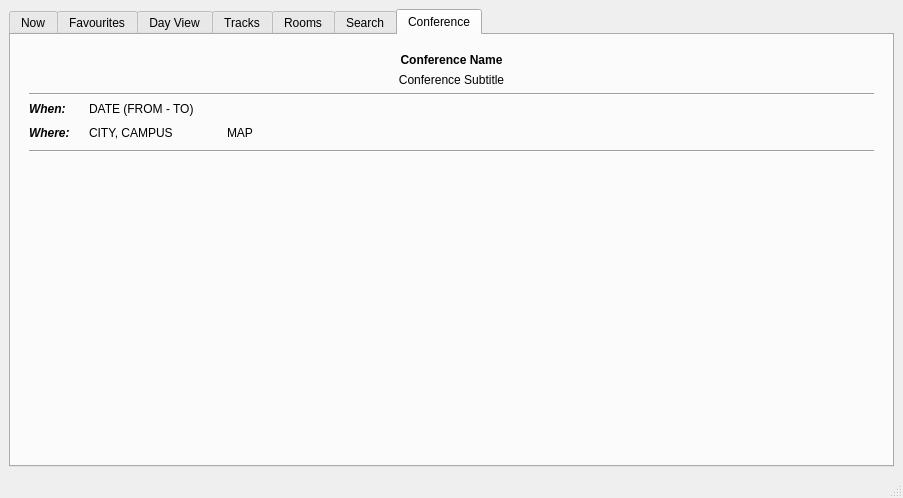
Before: the Qt Designer form src/gui/mainwindow.ui in edulix/confclerk, drawn with Qt 5.
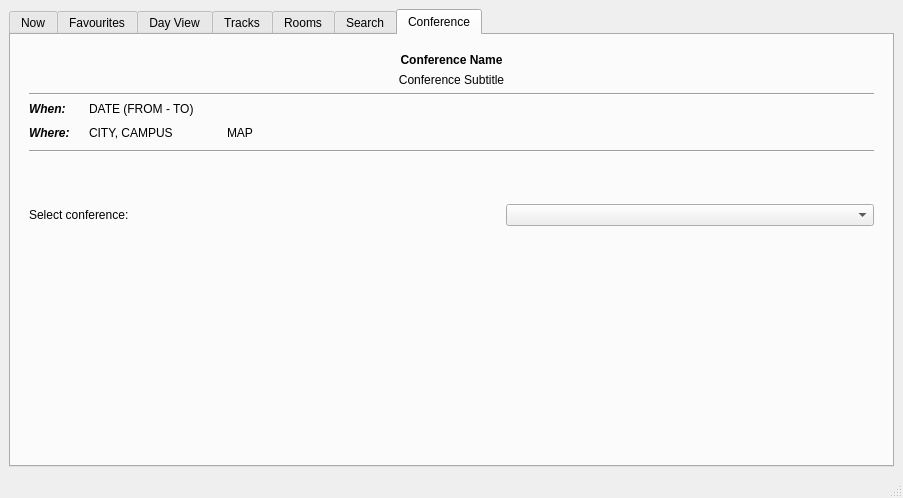
After: the same form once the commit is applied. The open tabs and pages were chosen to show the change. Icons and pictures are not drawn. Custom widgets are drawn as their Qt base class.

Commit message: possible to have multiple conferences in the DB  - possible to switch among them  - conference schedules have to follow FOSDEM conference xml structure  - 'select Conference' bar is visible only if there are more than one conference available

What changed in the file:
```diff
--- a/src/gui/mainwindow.ui
+++ b/src/gui/mainwindow.ui
@@ -231,6 +231,48 @@
             </layout>
            </widget>
           </item>
+          <item>
+           <widget class="QWidget" native="1" name="selectConferenceWidget" >
+            <property name="sizePolicy" >
+             <sizepolicy vsizetype="MinimumExpanding" hsizetype="MinimumExpanding" >
+              <horstretch>0</horstretch>
+              <verstretch>0</verstretch>
+             </sizepolicy>
+            </property>
+            <layout class="QHBoxLayout" name="horizontalLayout" >
+             <item>
+              <widget class="QLabel" name="selectConferenceLabel" >
+               <property name="text" >
+                <string>Select conference: </string>
+               </property>
+              </widget>
+             </item>
+             <item>
+              <spacer name="horizontalSpacer" >
+               <property name="orientation" >
+                <enum>Qt::Horizontal</enum>
+               </property>
+               <property name="sizeHint" stdset="0" >
+                <size>
+                 <width>40</width>
+                 <height>20</height>
+                </size>
+               </property>
+              </spacer>
+             </item>
+             <item>
+              <widget class="QComboBox" name="selectConference" >
+               <property name="sizePolicy" >
+                <sizepolicy vsizetype="Fixed" hsizetype="MinimumExpanding" >
+                 <horstretch>0</horstretch>
+                 <verstretch>0</verstretch>
+                </sizepolicy>
+               </property>
+              </widget>
+             </item>
+            </layout>
+           </widget>
+          </item>
           <item>
            <widget class="ImportScheduleWidget" native="1" name="importScheduleWidget" >
             <property name="sizePolicy" >
```
The commit also changes 3 other files.
